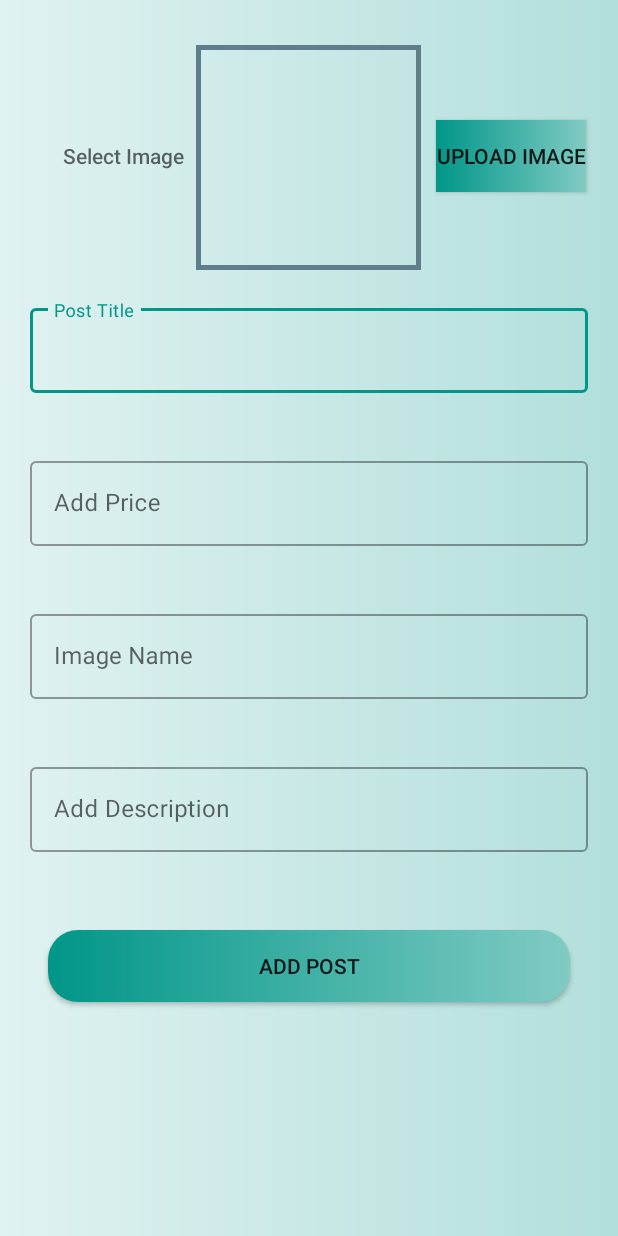
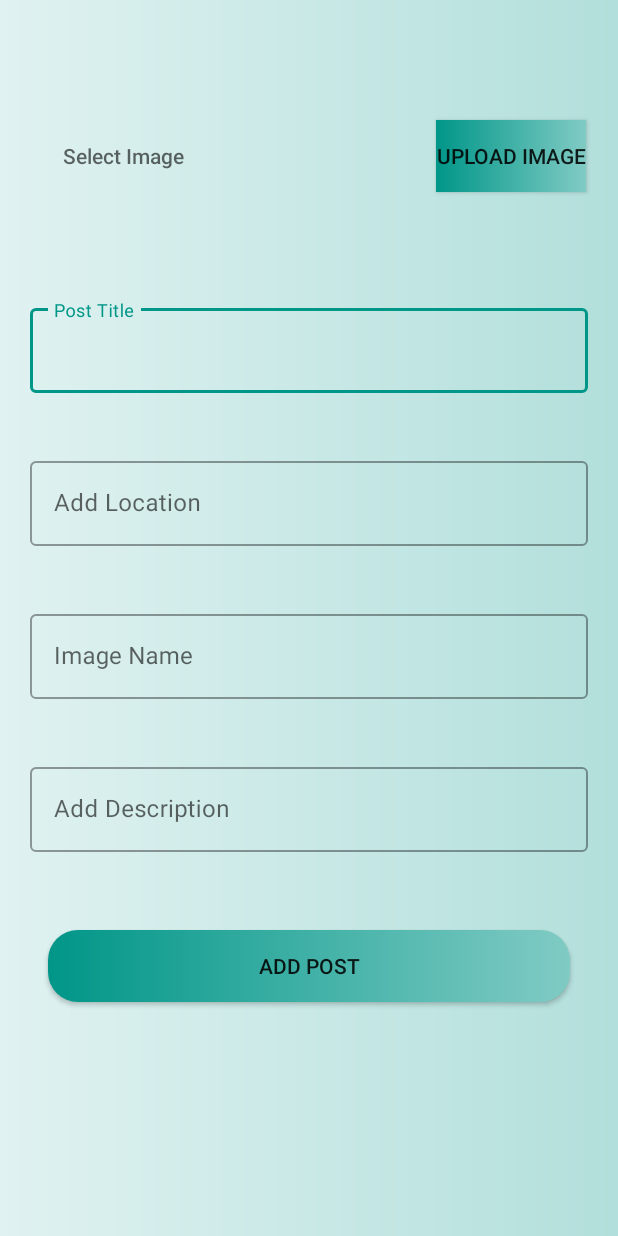
Before and after one commit to bikal3/API, an Android app: the layout activity_add_post.xml on its own in the app's theme, with its tools: preview values and no code run, on a phone screen of 412 x 824 dp. Run offline under Robolectric (Android 15) with nearby library versions, the light colour scheme and no system bars.

Commit message:
post image upload through api

```diff
--- a/app/src/main/java/com/example/travelnepalapp/Models/UserModel.java
+++ b/app/src/main/java/com/example/travelnepalapp/Models/UserModel.java
@@ -1,7 +1,7 @@
 package com.example.travelnepalapp.Models;
 
 public class UserModel {
-    private String id;
+    private String _id;
     private String name;
     private String email;
     private String username;
@@ -17,11 +17,11 @@ public class UserModel {
     }
 
     public String getId() {
-        return id;
+        return _id;
     }
 
     public void setId(String id) {
-        this.id = id;
+        this._id = id;
     }
 
     public String getName() {
--- a/app/src/main/java/com/example/travelnepalapp/Retrofit/Url.java
+++ b/app/src/main/java/com/example/travelnepalapp/Retrofit/Url.java
@@ -1,5 +1,5 @@
 package com.example.travelnepalapp.Retrofit;
 
 public class Url {
-    public static final String BASE_URL="http:/10.0.2.2:5000/";
+    public static final String BASE_URL="http:/10.0.2.2:5000/api/";
 }
--- a/app/src/main/res/layout/activity_add_post.xml
+++ b/app/src/main/res/layout/activity_add_post.xml
@@ -8,7 +8,7 @@
     tools:context=".AddPost">
 
     <android.support.v7.widget.AppCompatButton
-        android:id="@+id/imagebutton"
+        android:id="@+id/btn_post_selectimage"
         style="@style/FlatButton"
         android:layout_width="wrap_content"
         android:layout_height="wrap_content"
@@ -19,20 +19,20 @@
     //android:background="@drawable/flatbuttonboarder"
 
     <android.support.v7.widget.AppCompatImageView
-        android:id="@+id/iv_img_additem"
+        android:id="@+id/iv_post_img_"
         android:layout_width="150dp"
         android:layout_height="150dp"
         android:layout_centerHorizontal="true"
         android:layout_marginTop="30dp"
-        android:background="@drawable/imageboarder" />
+        />
 
     <android.support.v7.widget.AppCompatButton
-        android:id="@+id/imageupload"
+        android:id="@+id/btn_post_imageupload"
         android:layout_width="wrap_content"
         android:layout_height="wrap_content"
         android:layout_marginLeft="10dp"
         android:layout_marginTop="80dp"
-        android:layout_toRightOf="@id/iv_img_additem"
+        android:layout_toRightOf="@id/iv_post_img_"
         android:text="Upload Image"
         android:background="@drawable/plainbutton"
 
@@ -43,11 +43,11 @@
         style="@style/Widget.MaterialComponents.TextInputLayout.OutlinedBox"
         android:layout_width="match_parent"
         android:layout_height="wrap_content"
-        android:layout_below="@id/iv_img_additem"
+        android:layout_below="@id/iv_post_img_"
         android:layout_margin="20dp">
 
         <android.support.v7.widget.AppCompatEditText
-            android:id="@+id/et_name_additem"
+            android:id="@+id/et_post_title"
             android:layout_width="match_parent"
             android:layout_height="wrap_content"
             android:hint="@string/post_title" />
@@ -63,10 +63,10 @@
         android:layout_margin="20dp">
 
         <android.support.v7.widget.AppCompatEditText
-            android:id="@+id/et_postlocation"
+            android:id="@+id/et_post_location"
             android:layout_width="match_parent"
             android:layout_height="wrap_content"
-            android:hint="Add Price" />
+            android:hint="Add Location" />
     </android.support.design.widget.TextInputLayout>
 
     <android.support.design.widget.TextInputLayout
@@ -78,7 +78,7 @@
         android:layout_margin="20dp">
 
         <android.support.v7.widget.AppCompatEditText
-            android:id="@+id/et_desc_additem"
+            android:id="@+id/et_post_desc"
             android:layout_width="match_parent"
             android:layout_height="wrap_content"
             android:hint="Add Description"
@@ -96,7 +96,7 @@
 
 
         <android.support.v7.widget.AppCompatEditText
-            android:id="@+id/tv_img_imgname_additem"
+            android:id="@+id/et_post_imagename"
             android:layout_width="match_parent"
             android:layout_height="wrap_content"
             android:layout_below="@id/til_postdesc"
@@ -104,7 +104,7 @@
     </android.support.design.widget.TextInputLayout>
 
     <android.support.v7.widget.AppCompatButton
-        android:id="@+id/btn_add_addpost"
+        android:id="@+id/btn_post_addpost"
         android:layout_width="match_parent"
         android:layout_height="wrap_content"
         android:layout_below="@id/til_postdesc"
```
Also changed, not shown: app/src/main/java/com/example/travelnepalapp/API/PostAPI.java (added, +15 -0 lines), app/src/main/java/com/example/travelnepalapp/API/UserAPI.java (+9 -6 lines), app/src/main/java/com/example/travelnepalapp/AddPost.java (+205 -1 lines), app/src/main/java/com/example/travelnepalapp/Fragments/LoginFragment.java (+19 -7 lines), app/src/main/java/com/example/travelnepalapp/Fragments/SignupFragment.java (+1 -83 lines), app/src/main/java/com/example/travelnepalapp/Models/Authtoken.java (+14 -0 lines), app/src/main/java/com/example/travelnepalapp/SharedPref.java (deleted, +0 -47 lines), app/src/main/java/com/example/travelnepalapp/UpdateProfile.java (+17 -11 lines).
